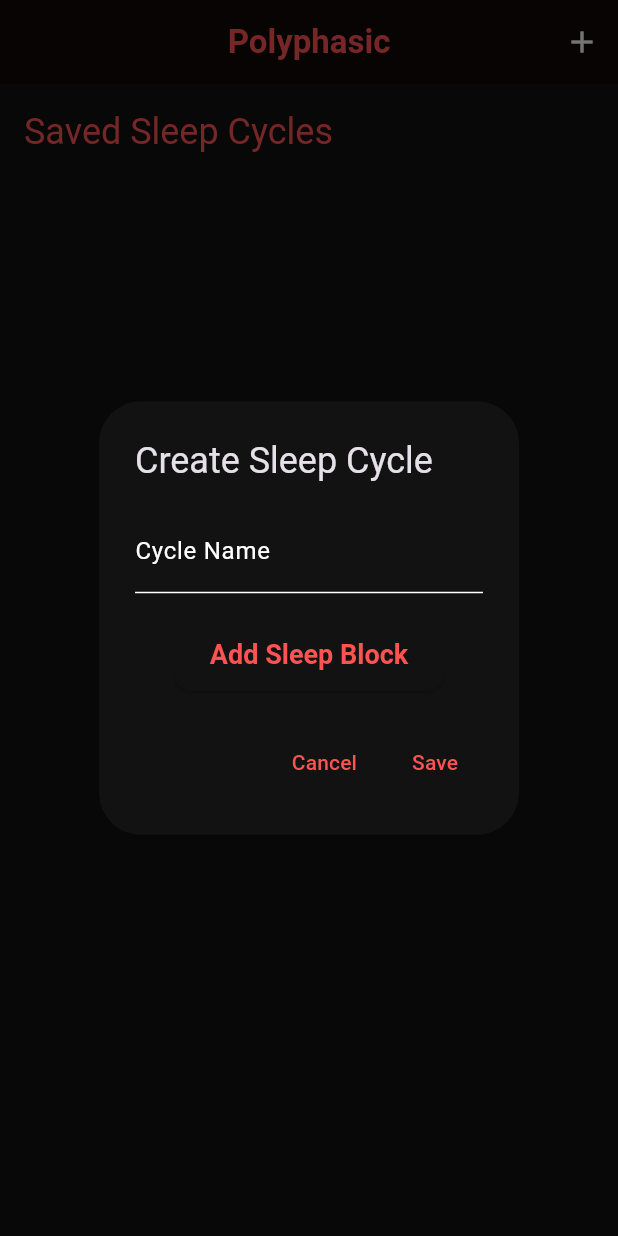
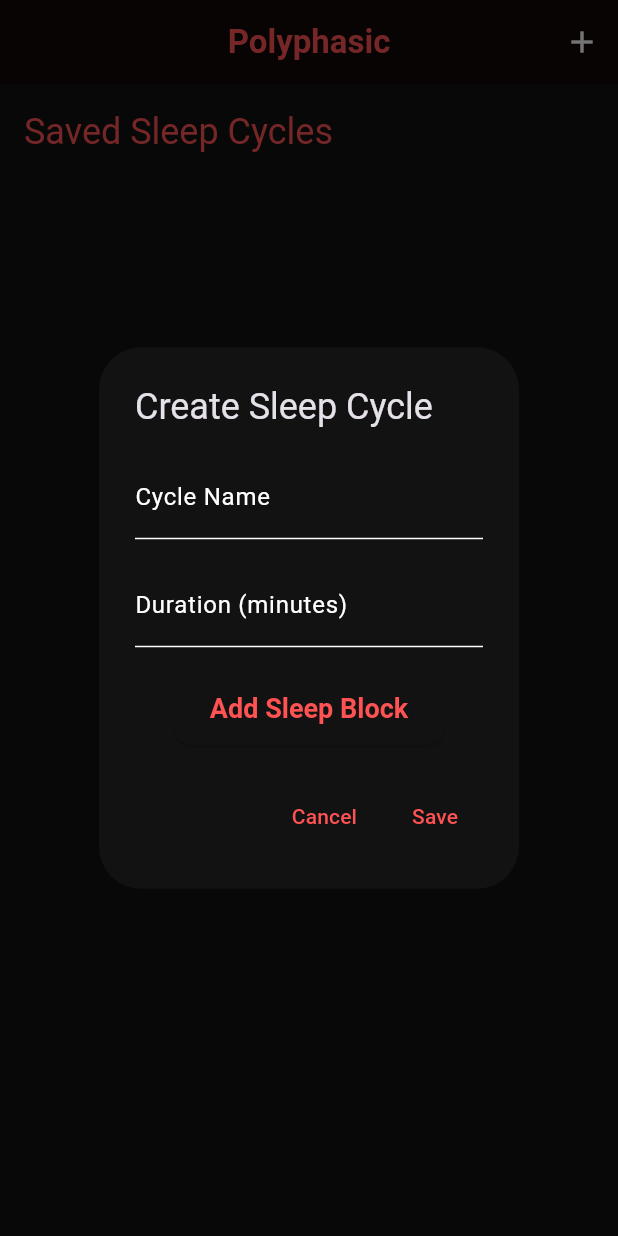
Before and after one commit to mkhvilyas/Polyphasic, a Flutter app: the screen it shows after launch, after a tap on the "add" icon, on a phone screen of 412 x 824 dp. Run offline on Flutter 3.47's test engine with Material 3 defaults, Android fonts, the phone set to English and light mode, and no system bars; our stand-ins replace shared_preferences.

Commit message:
Implemented sleep cycle persistence and UI improvements
- Added SharedPreferences for data storage
- Updated UI with dark theme and better controls
- Added custom duration for sleep blocks
- Implemented swipe-to-delete for cycles
- Added daily task reset functionality

```diff
--- a/lib/main.dart
+++ b/lib/main.dart
@@ -1,6 +1,9 @@
 import 'package:flutter/material.dart';
+import 'package:shared_preferences/shared_preferences.dart';
+import 'dart:convert';
 
-void main() {
+void main() async {
+  WidgetsFlutterBinding.ensureInitialized();
   runApp(const PolyphasicApp());
 }
 
@@ -43,6 +46,16 @@ class SleepCycle {
   final List<Sleep> sleeps;
 
   SleepCycle({required this.name, required this.sleeps});
+
+  Map<String, dynamic> toJson() => {
+        'name': name,
+        'sleeps': sleeps.map((s) => s.toJson()).toList(),
+      };
+
+  factory SleepCycle.fromJson(Map<String, dynamic> json) => SleepCycle(
+        name: json['name'],
+        sleeps: (json['sleeps'] as List).map((s) => Sleep.fromJson(s)).toList(),
+      );
 }
 
 class Sleep {
@@ -57,6 +70,21 @@ class Sleep {
     required this.durationMinutes,
     this.isDone = false,
   });
+
+  Map<String, dynamic> toJson() => {
+        'name': name,
+        'hour': startTime.hour,
+        'minute': startTime.minute,
+        'durationMinutes': durationMinutes,
+        'isDone': isDone,
+      };
+
+  factory Sleep.fromJson(Map<String, dynamic> json) => Sleep(
+        name: json['name'],
+        startTime: TimeOfDay(hour: json['hour'], minute: json['minute']),
+        durationMinutes: json['durationMinutes'],
+        isDone: json['isDone'],
+      );
 }
 
 class PolyphasicHome extends StatefulWidget {
@@ -67,14 +95,57 @@ class PolyphasicHome extends StatefulWidget {
 }
 
 class _PolyphasicHomeState extends State<PolyphasicHome> {
+  static const String _cyclesKey = 'sleep_cycles';
+  static const String _activeCycleKey = 'active_cycle';
+  static const String _lastResetKey = 'last_reset_date';
+
   SleepCycle? activeCycle;
-  final List<SleepCycle> savedCycles = [];
+  List<SleepCycle> savedCycles = [];
   DateTime lastResetDate = DateTime.now();
+  late SharedPreferences prefs;
 
   @override
   void initState() {
     super.initState();
+    _initializePrefs();
+  }
+
+  Future<void> _initializePrefs() async {
+    prefs = await SharedPreferences.getInstance();
+    _loadData();
     _checkAndResetDailyTasks();
+  }
+
+  void _loadData() {
+    final String? cyclesJson = prefs.getString(_cyclesKey);
+    final String? activeCycleJson = prefs.getString(_activeCycleKey);
+    final String? lastResetString = prefs.getString(_lastResetKey);
+
+    setState(() {
+      if (cyclesJson != null) {
+        final List<dynamic> decoded = jsonDecode(cyclesJson);
+        savedCycles = decoded.map((json) => SleepCycle.fromJson(json)).toList();
+      }
+
+      if (activeCycleJson != null) {
+        activeCycle = SleepCycle.fromJson(jsonDecode(activeCycleJson));
+      }
+
+      if (lastResetString != null) {
+        lastResetDate = DateTime.parse(lastResetString);
+      }
+    });
+  }
+
+  Future<void> _saveData() async {
+    await prefs.setString(_cyclesKey, jsonEncode(savedCycles.map((c) => c.toJson()).toList()));
+    await prefs.setString(_lastResetKey, lastResetDate.toIso8601String());
+
+    if (activeCycle != null) {
+      await prefs.setString(_activeCycleKey, jsonEncode(activeCycle!.toJson()));
+    } else {
+      await prefs.remove(_activeCycleKey);
+    }
   }
 
   void _checkAndResetDailyTasks() {
@@ -87,6 +158,7 @@ class _PolyphasicHomeState extends State<PolyphasicHome> {
           }
         }
         lastResetDate = now;
+        _saveData();
       });
     }
   }
@@ -97,6 +169,7 @@ class _PolyphasicHomeState extends State<PolyphasicHome> {
       builder: (context) {
         String cycleName = '';
         List<Sleep> sleeps = [];
+        int durationMinutes = 90;
 
         return StatefulBuilder(
           builder: (context, setState) {
@@ -111,9 +184,23 @@ class _PolyphasicHomeState extends State<PolyphasicHome> {
                       onChanged: (value) => cycleName = value,
                     ),
                     const SizedBox(height: 16),
+                    TextField(
+                      decoration: const InputDecoration(labelText: 'Duration (minutes)'),
+                      keyboardType: TextInputType.number,
+                      onChanged: (value) => durationMinutes = int.tryParse(value) ?? 90,
+                    ),
+                    const SizedBox(height: 16),
                     ...sleeps.map((sleep) => ListTile(
                           title: Text(sleep.name),
                           subtitle: Text('${sleep.startTime.format(context)} - ${sleep.durationMinutes}min'),
+                          trailing: IconButton(
+                            icon: const Icon(Icons.delete),
+                            onPressed: () {
+                              setState(() {
+                                sleeps.remove(sleep);
+                              });
+                            },
+                          ),
                         )),
                     ElevatedButton(
                       onPressed: () async {
@@ -126,7 +213,7 @@ class _PolyphasicHomeState extends State<PolyphasicHome> {
                             sleeps.add(Sleep(
                               name: sleeps.isEmpty ? 'Core' : 'Nap ${sleeps.length}',
                               startTime: time,
-                              durationMinutes: 90,
+                              durationMinutes: durationMinutes,
                             ));
                           });
                         }
@@ -146,6 +233,7 @@ class _PolyphasicHomeState extends State<PolyphasicHome> {
                     if (cycleName.isNotEmpty && sleeps.isNotEmpty) {
                       setState(() {
                         savedCycles.add(SleepCycle(name: cycleName, sleeps: sleeps));
+                        _saveData();
                       });
                       Navigator.pop(context);
                     }
@@ -162,8 +250,6 @@ class _PolyphasicHomeState extends State<PolyphasicHome> {
 
   @override
   Widget build(BuildContext context) {
-    _checkAndResetDailyTasks();
-
     return Scaffold(
       appBar: AppBar(
         title: const Text('Polyphasic'),
@@ -192,15 +278,31 @@ class _PolyphasicHomeState extends State<PolyphasicHome> {
                         itemCount: savedCycles.length,
                         itemBuilder: (context, index) {
                           final cycle = savedCycles[index];
-                          return Card(
+                          return Dismissible(
+                            key: Key(cycle.name),
+                            background: Container(
+                              color: Colors.red,
+                              alignment: Alignment.centerRight,
+                              padding: const EdgeInsets.only(right: 16),
+                              child: const Icon(Icons.delete, color: Colors.white),
+                            ),
+                            onDismissed: (direction) {
+                              setState(() {
+                                savedCycles.removeAt(index);
+                                _saveData();
+                              });
+                            },
+                            child: Card(
                               child: ListTile(
                                 title: Text(cycle.name),
                                 subtitle: Text('${cycle.sleeps.length} sleep blocks'),
                                 onTap: () {
                                   setState(() {
                                     activeCycle = cycle;
+                                    _saveData();
                                   });
                                 },
+                              ),
                             ),
                           );
                         },
@@ -218,6 +320,7 @@ class _PolyphasicHomeState extends State<PolyphasicHome> {
                     onPressed: () {
                       setState(() {
                         activeCycle = null;
+                        _saveData();
                       });
                     },
                     child: const Text('Change Cycle'),
@@ -238,6 +341,7 @@ class _PolyphasicHomeState extends State<PolyphasicHome> {
                         onChanged: (value) {
                           setState(() {
                             sleep.isDone = value ?? false;
+                            _saveData();
                           });
                         },
                       ),
--- a/pubspec.yaml
+++ b/pubspec.yaml
@@ -34,6 +34,7 @@ dependencies:
   # The following adds the Cupertino Icons font to your application.
   # Use with the CupertinoIcons class for iOS style icons.
   cupertino_icons: ^1.0.8
+  shared_preferences: ^2.5.3
 
 dev_dependencies:
   flutter_test:
```
Also changed, not shown: pubspec.lock, 1 other file. Lines whose indentation alone changed are shown as unchanged.
